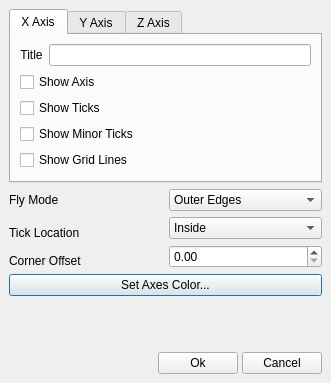
The window that Qt/Components/Resources/UI/pqCubeAxesEditorDialog.ui (Kitware/ParaView) describes before a commit, drawn with Qt 5.
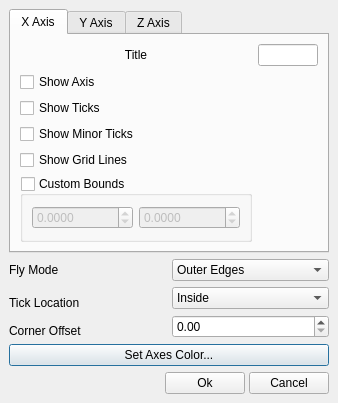
The same window after the commit. Custom widgets are drawn as their Qt base class.

Commit message: ENH: Added support for custom bounds for cube axes display.

```diff
--- a/Qt/Components/Resources/UI/pqCubeAxesEditorDialog.ui
+++ b/Qt/Components/Resources/UI/pqCubeAxesEditorDialog.ui
@@ -1,11 +1,11 @@
 <ui version="4.0" >
  <class>CubeAxesEditorDialog</class>
- <widget class="QDialog" name="CubeAxesEditorDialog" >
-  <property name="geometry" >
+ <widget class="QDialog" name="CubeAxesEditorDialog">
+  <property name="geometry">
    <rect>
     <x>0</x>
     <y>0</y>
-    <width>331</width>
+    <width>338</width>
     <height>383</height>
    </rect>
   </property>
@@ -24,10 +24,8 @@
      <property name="enabled" >
       <bool>true</bool>
      </property>
-     <property name="sizePolicy" >
-      <sizepolicy>
-       <hsizetype>1</hsizetype>
-       <vsizetype>0</vsizetype>
+     <property name="sizePolicy">
+      <sizepolicy hsizetype="Minimum" vsizetype="Fixed">
        <horstretch>0</horstretch>
        <verstretch>0</verstretch>
       </sizepolicy>
@@ -189,6 +187,47 @@
          </property>
         </widget>
        </item>
+       <item row="5" column="0">
+        <widget class="QGroupBox" name="CubeAxesXCustomBounds">
+         <property name="title">
+          <string>Custom Bounds</string>
+         </property>
+         <property name="checkable">
+          <bool>true</bool>
+         </property>
+         <property name="checked">
+          <bool>false</bool>
+         </property>
+         <layout class="QHBoxLayout" name="horizontalLayout">
+          <item>
+           <widget class="QDoubleSpinBox" name="CubeAxesXCustomBoundsMin">
+            <property name="decimals">
+             <number>4</number>
+            </property>
+            <property name="minimum">
+             <double>-999999999.000000000000000</double>
+            </property>
+            <property name="maximum">
+             <double>999999999.000000000000000</double>
+            </property>
+           </widget>
+          </item>
+          <item>
+           <widget class="QDoubleSpinBox" name="CubeAxesXCustomBoundsMax">
+            <property name="decimals">
+             <number>4</number>
+            </property>
+            <property name="minimum">
+             <double>-999999999.000000000000000</double>
+            </property>
+            <property name="maximum">
+             <double>999999999.990000009536743</double>
+            </property>
+           </widget>
+          </item>
+         </layout>
+        </widget>
+       </item>
       </layout>
      </widget>
      <widget class="QWidget" name="ytab" >
@@ -301,14 +340,14 @@
      </widget>
     </widget>
    </item>
-   <item row="7" column="0" colspan="2" >
-    <layout class="QHBoxLayout" >
-     <property name="margin" >
-      <number>0</number>
-     </property>
-     <property name="spacing" >
+   <item row="7" column="0" colspan="2">
+    <layout class="QHBoxLayout">
+     <property name="spacing">
       <number>4</number>
      </property>
+     <property name="margin">
+      <number>0</number>
+     </property>
      <item>
       <spacer>
        <property name="orientation" >
```
Left out of the diff: 317 changed lines with no effect on the pictures. The commit also changes 5 other files.
